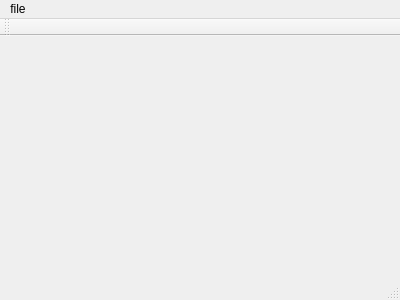
Above: PluriNotes/mainwindow.ui from Arozab/LO21-Whynote before the change. Below: the same form after it.
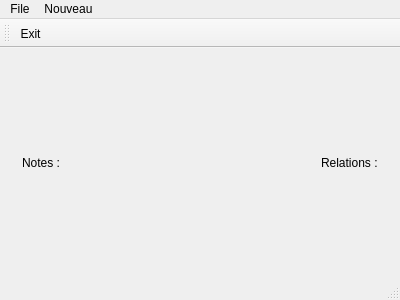
That is the form after the change.

```diff
--- a/PluriNotes/mainwindow.ui
+++ b/PluriNotes/mainwindow.ui
@@ -14,34 +14,58 @@
    <string>MainWindow</string>
   </property>
   <widget class="QWidget" name="centralWidget">
-   <widget class="QWidget" name="verticalLayoutWidget">
-    <property name="geometry">
-     <rect>
-      <x>110</x>
-      <y>0</y>
-      <width>171</width>
-      <height>241</height>
-     </rect>
-    </property>
-    <layout class="QVBoxLayout" name="ArticleEditeur">
-     <item>
-      <layout class="QHBoxLayout" name="Date">
+   <layout class="QHBoxLayout" name="horizontalLayout">
+    <item>
+     <widget class="QWidget" name="gauche" native="true">
+      <layout class="QVBoxLayout" name="verticalLayout">
        <item>
-        <layout class="QVBoxLayout" name="DateCreation"/>
+        <widget class="QLabel" name="label_note">
+         <property name="maximumSize">
+          <size>
+           <width>16777215</width>
+           <height>15</height>
+          </size>
+         </property>
+         <property name="text">
+          <string>Notes :</string>
+         </property>
+        </widget>
        </item>
        <item>
         <layout class="QVBoxLayout" name="DateLastUpdate"/>
        </item>
       </layout>
-     </item>
-     <item>
-      <layout class="QHBoxLayout" name="Titre"/>
-     </item>
-     <item>
-      <layout class="QHBoxLayout" name="Text"/>
-     </item>
-    </layout>
-   </widget>
+     </widget>
+    </item>
+    <item>
+     <widget class="QWidget" name="central" native="true">
+      <property name="sizePolicy">
+       <sizepolicy hsizetype="Preferred" vsizetype="Preferred">
+        <horstretch>2</horstretch>
+        <verstretch>0</verstretch>
+       </sizepolicy>
+      </property>
+      <layout class="QVBoxLayout" name="verticalLayout_4">
+       <item>
+        <layout class="QVBoxLayout" name="centralLayout"/>
+       </item>
+      </layout>
+     </widget>
+    </item>
+    <item>
+     <widget class="QWidget" name="droite" native="true">
+      <layout class="QVBoxLayout" name="verticalLayout_2">
+       <item>
+        <widget class="QLabel" name="label_2">
+         <property name="text">
+          <string>Relations :</string>
+         </property>
+        </widget>
+       </item>
+      </layout>
+     </widget>
+    </item>
+   </layout>
   </widget>
   <widget class="QMenuBar" name="menuBar">
    <property name="geometry">
@@ -54,10 +78,21 @@
    </property>
    <widget class="QMenu" name="menufile">
     <property name="title">
-     <string>file</string>
+     <string>File</string>
     </property>
+    <addaction name="actionSave"/>
+    <addaction name="actionExit"/>
+   </widget>
+   <widget class="QMenu" name="menuNouveau">
+    <property name="title">
+     <string>Nouveau</string>
+    </property>
+    <addaction name="actionArticle"/>
+    <addaction name="actionTache"/>
+    <addaction name="actionMedia"/>
    </widget>
    <addaction name="menufile"/>
+   <addaction name="menuNouveau"/>
   </widget>
   <widget class="QToolBar" name="mainToolBar">
    <attribute name="toolBarArea">
@@ -66,8 +101,34 @@
    <attribute name="toolBarBreak">
     <bool>false</bool>
    </attribute>
+   <addaction name="actionExit"/>
   </widget>
   <widget class="QStatusBar" name="statusBar"/>
+  <action name="actionSave">
+   <property name="text">
+    <string>Save</string>
+   </property>
+  </action>
+  <action name="actionExit">
+   <property name="text">
+    <string>Exit</string>
+   </property>
+  </action>
+  <action name="actionArticle">
+   <property name="text">
+    <string>Article</string>
+   </property>
+  </action>
+  <action name="actionTache">
+   <property name="text">
+    <string>Tache</string>
+   </property>
+  </action>
+  <action name="actionMedia">
+   <property name="text">
+    <string>Media</string>
+   </property>
+  </action>
  </widget>
  <layoutdefault spacing="6" margin="11"/>
  <resources/>
```
Left out of the diff: 9 changed lines with no effect on the pictures.
